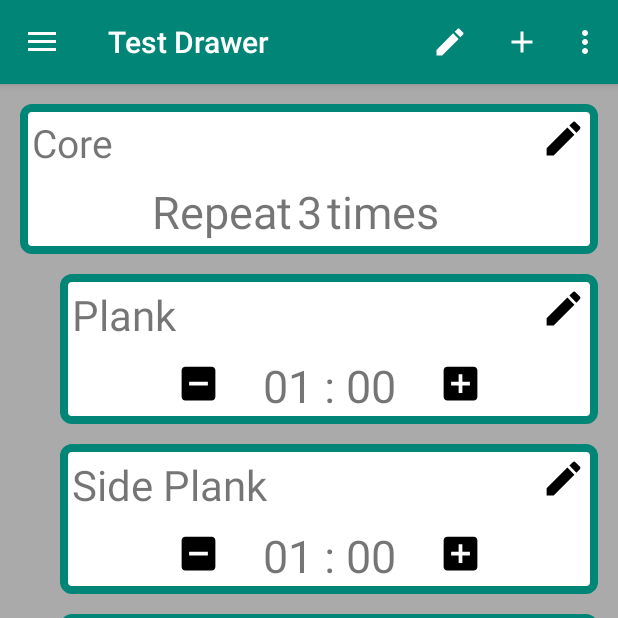
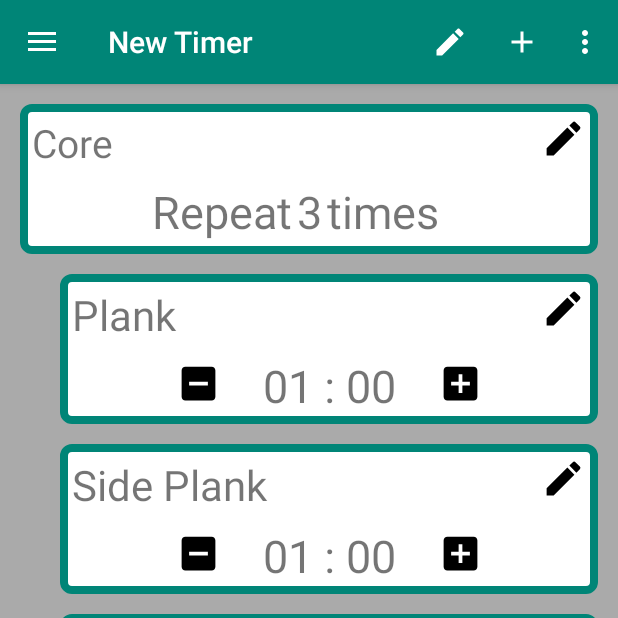
Before and after one commit to cube1324/Timer, an Android app: the screen it shows after launch (MainActivity), after a tap on "Add Timer", on a phone screen of 412 x 824 dp, the top half of it. Run offline under Robolectric (Android 15) with nearby library versions, the phone set to English and light mode, and no system bars; 2 other taps on this screen came first.

Commit message:
Minor improvements on Navbar UI

```diff
--- a/app/src/main/java/com/example/testdrawer/DataBase/mDBHelper.java
+++ b/app/src/main/java/com/example/testdrawer/DataBase/mDBHelper.java
@@ -57,7 +57,7 @@ public class mDBHelper extends SQLiteOpenHelper implements Serializable {
         db.close();
     }
 
-   public void addMenuItem(String name, int icon_id, Menu menu){
+   public int addMenuItem(String name, int icon_id, Menu menu){
         SQLiteDatabase db = getWritableDatabase();
 
         ContentValues values = new ContentValues();
@@ -68,6 +68,7 @@ public class mDBHelper extends SQLiteOpenHelper implements Serializable {
         db.close();
 
         menu.add(R.id.timer_group, id, Menu.NONE, name).setIcon(icon_id).setCheckable(true);
+        return id;
    }
 
    public void editMenuItem(int id, String name, Menu menu){
--- a/app/src/main/java/com/example/testdrawer/MainActivity.java
+++ b/app/src/main/java/com/example/testdrawer/MainActivity.java
@@ -78,7 +78,13 @@ public class MainActivity extends AppCompatActivity implements NavigationView.On
         switch(menuItem.getItemId()){
 
             case R.id.nav_add:
-                dbHelper.addMenuItem("New Timer", R.drawable.ic_timer_black_24dp, navigationView.getMenu());
+                int id = dbHelper.addMenuItem(getString(R.string.new_timer_name), R.drawable.ic_timer_black_24dp, navigationView.getMenu());
+                toolbar.setTitle(getString(R.string.new_timer_name));
+
+                currentFragment = TimerFragment.newInstance(Integer.toString(id), dbHelper);
+                getSupportFragmentManager().beginTransaction().replace(R.id.fragment_container, currentFragment).commit();
+                navigationView.setCheckedItem(id);
+
                 break;
 
             default:
@@ -101,7 +107,7 @@ public class MainActivity extends AppCompatActivity implements NavigationView.On
 
         SharedPreferences sharedPreferences = getSharedPreferences(SHARED_PREFS, MODE_PRIVATE);
 
-        int id = sharedPreferences.getInt(SHARED_ID, navigationView.getMenu().getItem(0).getItemId());
+        int id = sharedPreferences.getInt(SHARED_ID, navigationView.getMenu().getItem(1).getItemId());
         currentFragment = TimerFragment.newInstance(Integer.toString(id), dbHelper);
         getSupportFragmentManager().beginTransaction().replace(R.id.fragment_container, currentFragment).commit();
 
@@ -118,11 +124,14 @@ public class MainActivity extends AppCompatActivity implements NavigationView.On
         currentFragment.save = false;
         deleteFile("data"+pos);
 
-        int id = navigationView.getMenu().getItem(1).getItemId();
+        MenuItem replacement = navigationView.getMenu().getItem(1);
+
+        int id = replacement.getItemId();
         currentFragment = TimerFragment.newInstance(Integer.toString(id), dbHelper);
         getSupportFragmentManager().beginTransaction().replace(R.id.fragment_container, currentFragment).commit();
 
-        id = 1;
+        toolbar.setTitle(replacement.getTitle());
+
         navigationView.setCheckedItem(id);
     }
 
--- a/app/src/main/res/values/strings.xml
+++ b/app/src/main/res/values/strings.xml
@@ -2,6 +2,8 @@
     <string name="app_name">Test Drawer</string>
     <string name="navigation_drawer_open">Open navigation drawer</string>
     <string name="navigation_drawer_close">Close navigation drawer</string>
+
+    <string name="new_timer_name">New Timer</string>
 
     <string name="edit_dialog_positiv">Apply</string>
     <string name="edit_dialog_negativ">Cancel</string>
```
